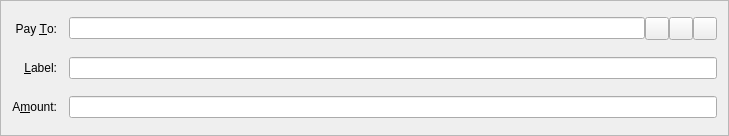
Above: src/qt/forms/sendcoinsentry.ui from AKKPP/ChessCoin032 before the change. Below: the same form after it.
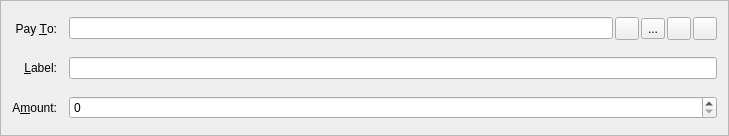
That is the form after the change. Icons and pictures are not drawn. Custom widgets are drawn as their Qt base class.

What changed in the file:
```diff
--- a/src/qt/forms/sendcoinsentry.ui
+++ b/src/qt/forms/sendcoinsentry.ui
@@ -85,7 +85,7 @@
    <item row="3" column="1">
     <layout class="QHBoxLayout" name="payToLayout">
      <property name="spacing">
-      <number>0</number>
+      <number>2</number>
      </property>
      <item>
       <widget class="QValidatedLineEdit" name="payTo">
@@ -114,6 +114,17 @@
        </property>
       </widget>
      </item>
+     <item>
+      <widget class="QToolButton" name="camButton">
+       <property name="text">
+        <string>...</string>
+       </property>
+       <property name="icon">
+        <iconset resource="../bitcoin.qrc">
+         <normaloff>:/icons/camera</normaloff>:/icons/camera</iconset>
+       </property>
+      </widget>
+     </item>
      <item>
       <widget class="QToolButton" name="pasteButton">
        <property name="toolTip">
@@ -150,17 +161,17 @@
   </layout>
  </widget>
  <customwidgets>
-  <customwidget>
-   <class>QValidatedLineEdit</class>
-   <extends>QLineEdit</extends>
-   <header>qvalidatedlineedit.h</header>
-  </customwidget>
   <customwidget>
    <class>BitcoinAmountField</class>
-   <extends>QLineEdit</extends>
+   <extends>QSpinBox</extends>
    <header>bitcoinamountfield.h</header>
    <container>1</container>
   </customwidget>
+  <customwidget>
+   <class>QValidatedLineEdit</class>
+   <extends>QLineEdit</extends>
+   <header>qvalidatedlineedit.h</header>
+  </customwidget>
  </customwidgets>
  <resources>
   <include location="../bitcoin.qrc"/>
```
Left out of the diff: 2 changed lines with no effect on the pictures.
